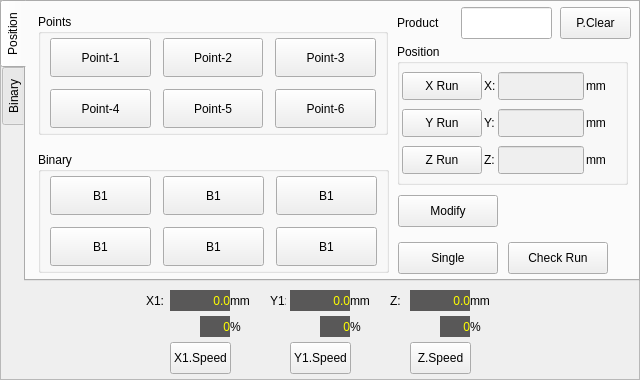
First picture: the form in hcmanualoperation/ichcmanualoperationpageframe.ui, repository GaussCheng/2-5AxisPunch, before the edit.
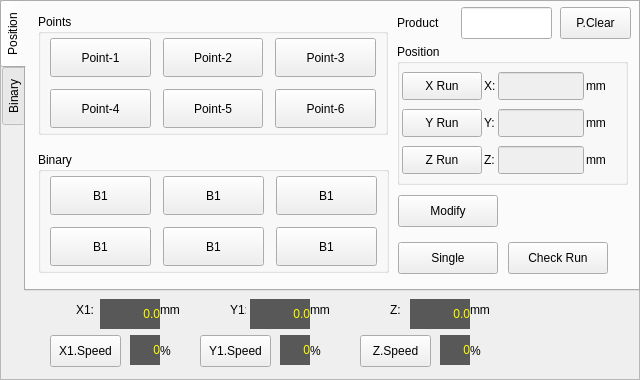
Second picture: the form after the edit. Custom widgets are drawn as their Qt base class.

Commit message: 1.布局修改

What changed in the file:
```diff
--- a/hcmanualoperation/ichcmanualoperationpageframe.ui
+++ b/hcmanualoperation/ichcmanualoperationpageframe.ui
@@ -25,7 +25,7 @@
      <x>0</x>
      <y>0</y>
      <width>640</width>
-     <height>281</height>
+     <height>291</height>
     </rect>
    </property>
    <property name="tabPosition">
@@ -1410,10 +1410,10 @@
   <widget class="QLabel" name="xCurrentPos">
    <property name="geometry">
     <rect>
-     <x>170</x>
-     <y>290</y>
+     <x>100</x>
+     <y>299</y>
      <width>60</width>
-     <height>21</height>
+     <height>30</height>
     </rect>
    </property>
    <property name="palette">
@@ -1847,8 +1847,8 @@
   <widget class="QLabel" name="label_11">
    <property name="geometry">
     <rect>
-     <x>270</x>
-     <y>290</y>
+     <x>230</x>
+     <y>299</y>
      <width>16</width>
      <height>21</height>
     </rect>
@@ -1860,8 +1860,8 @@
   <widget class="QLabel" name="label_10">
    <property name="geometry">
     <rect>
-     <x>350</x>
-     <y>290</y>
+     <x>310</x>
+     <y>299</y>
      <width>31</width>
      <height>21</height>
     </rect>
@@ -1873,8 +1873,8 @@
   <widget class="QLabel" name="label_9">
    <property name="geometry">
     <rect>
-     <x>230</x>
-     <y>290</y>
+     <x>160</x>
+     <y>299</y>
      <width>31</width>
      <height>21</height>
     </rect>
@@ -1886,10 +1886,10 @@
   <widget class="QLabel" name="yCurrentPos">
    <property name="geometry">
     <rect>
-     <x>290</x>
-     <y>290</y>
+     <x>250</x>
+     <y>299</y>
      <width>60</width>
-     <height>21</height>
+     <height>30</height>
     </rect>
    </property>
    <property name="palette">
@@ -2323,8 +2323,8 @@
   <widget class="QLabel" name="label_12">
    <property name="geometry">
     <rect>
-     <x>230</x>
-     <y>316</y>
+     <x>160</x>
+     <y>340</y>
      <width>16</width>
      <height>21</height>
     </rect>
@@ -2336,8 +2336,8 @@
   <widget class="QLabel" name="label_7">
    <property name="geometry">
     <rect>
-     <x>146</x>
-     <y>290</y>
+     <x>76</x>
+     <y>299</y>
      <width>20</width>
      <height>21</height>
     </rect>
@@ -2349,10 +2349,10 @@
   <widget class="QLabel" name="xSpeedLabel">
    <property name="geometry">
     <rect>
-     <x>200</x>
-     <y>316</y>
+     <x>130</x>
+     <y>335</y>
      <width>30</width>
-     <height>21</height>
+     <height>30</height>
     </rect>
    </property>
    <property name="palette">
@@ -2786,9 +2786,9 @@
   <widget class="QPushButton" name="xSpeed">
    <property name="geometry">
     <rect>
-     <x>170</x>
-     <y>342</y>
-     <width>61</width>
+     <x>50</x>
+     <y>335</y>
+     <width>71</width>
      <height>32</height>
     </rect>
    </property>
@@ -2808,9 +2808,9 @@
   <widget class="QPushButton" name="ySpeed">
    <property name="geometry">
     <rect>
-     <x>290</x>
-     <y>342</y>
-     <width>61</width>
+     <x>200</x>
+     <y>335</y>
+     <width>71</width>
      <height>32</height>
     </rect>
    </property>
@@ -2830,8 +2830,8 @@
   <widget class="QLabel" name="label_13">
    <property name="geometry">
     <rect>
-     <x>350</x>
-     <y>316</y>
+     <x>310</x>
+     <y>340</y>
      <width>16</width>
      <height>21</height>
     </rect>
@@ -2843,10 +2843,10 @@
   <widget class="QLabel" name="ySpeedLabel">
    <property name="geometry">
     <rect>
-     <x>320</x>
-     <y>316</y>
+     <x>280</x>
+     <y>335</y>
      <width>30</width>
-     <height>21</height>
+     <height>30</height>
     </rect>
    </property>
    <property name="palette">
@@ -3280,9 +3280,9 @@
   <widget class="QPushButton" name="zSpeed">
    <property name="geometry">
     <rect>
-     <x>410</x>
-     <y>342</y>
-     <width>61</width>
+     <x>360</x>
+     <y>335</y>
+     <width>71</width>
      <height>32</height>
     </rect>
    </property>
@@ -3303,9 +3303,9 @@
    <property name="geometry">
     <rect>
      <x>410</x>
-     <y>290</y>
+     <y>299</y>
      <width>60</width>
-     <height>21</height>
+     <height>30</height>
     </rect>
    </property>
    <property name="palette">
@@ -3740,7 +3740,7 @@
    <property name="geometry">
     <rect>
      <x>390</x>
-     <y>290</y>
+     <y>299</y>
      <width>16</width>
      <height>21</height>
     </rect>
@@ -3753,7 +3753,7 @@
    <property name="geometry">
     <rect>
      <x>470</x>
-     <y>290</y>
+     <y>299</y>
      <width>31</width>
      <height>21</height>
     </rect>
@@ -3766,9 +3766,9 @@
    <property name="geometry">
     <rect>
      <x>440</x>
-     <y>316</y>
+     <y>335</y>
      <width>30</width>
-     <height>21</height>
+     <height>30</height>
     </rect>
    </property>
    <property name="palette">
@@ -4203,7 +4203,7 @@
    <property name="geometry">
     <rect>
      <x>470</x>
-     <y>316</y>
+     <y>340</y>
      <width>16</width>
      <height>21</height>
     </rect>
```
Left out of the diff: 13 changed lines with no effect on the pictures. The commit also changes 3 other files.
